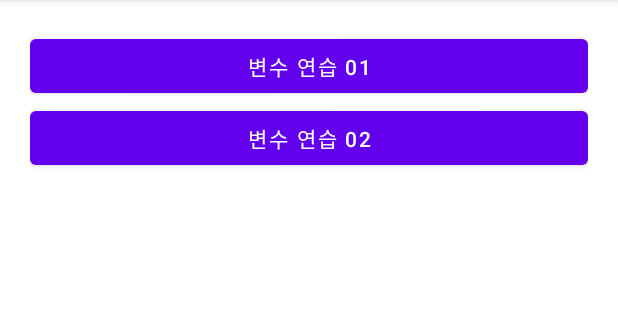
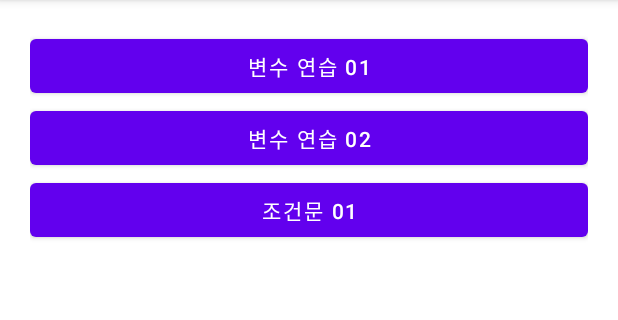
Before and after one commit to Zensdell/kotlinGrammar_211113, an Android app: the screen it shows after launch (MainActivity), on a phone screen of 412 x 824 dp, the part 84-404 px from its top. Run offline under Robolectric (Android 15) with nearby library versions, the phone set to English and light mode, and no system bars.

```diff
--- a/app/src/main/res/layout/activity_main.xml
+++ b/app/src/main/res/layout/activity_main.xml
@@ -20,5 +20,11 @@
         android:layout_width="match_parent"
         android:layout_height="wrap_content"/>
 
+    <Button
+        android:id="@+id/btnCondition01"
+        android:text="조건문 01"
+        android:layout_width="match_parent"
+        android:layout_height="wrap_content"/>
+
 
 </LinearLayout>
```
Also changed, not shown: app/src/main/java/com/nepplus/kotlingrammar_211113/MainActivity.kt (+23 -0 lines).
